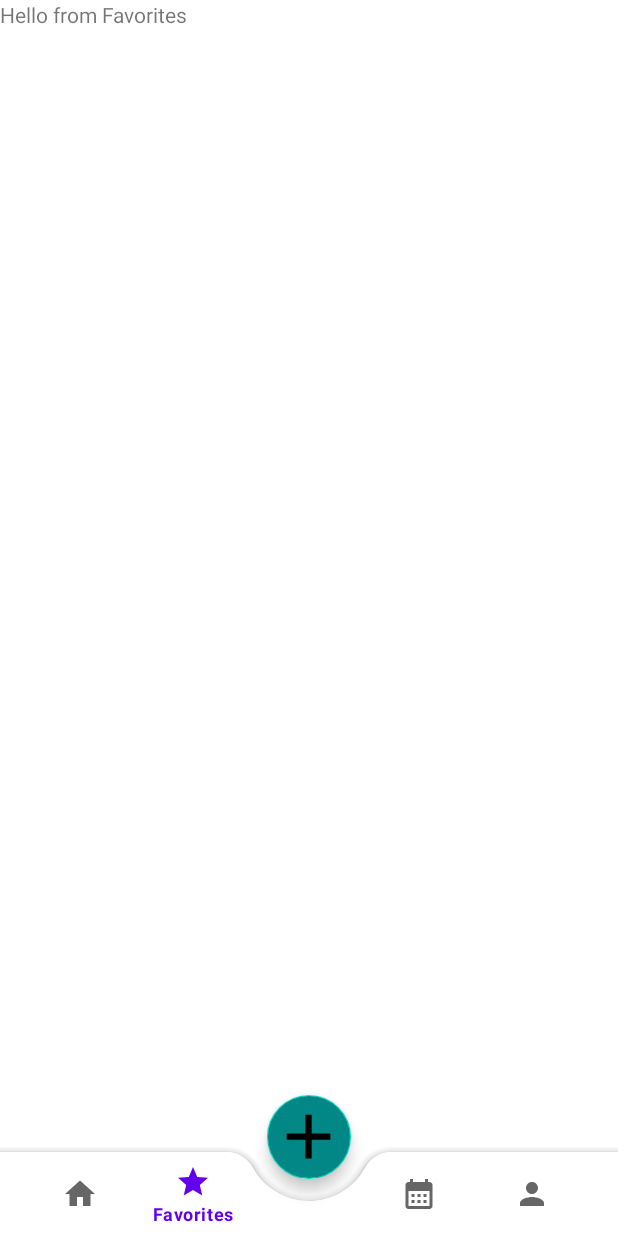
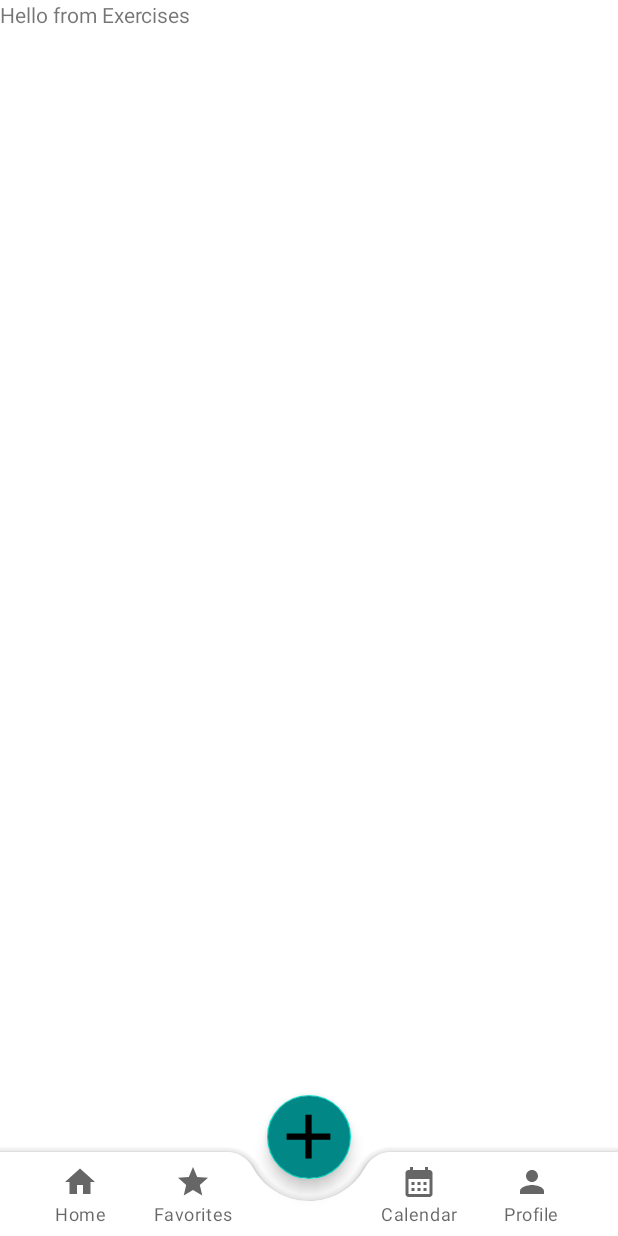
Before and after one commit to priyalpat721/T-rexercize, an Android app: the screen it shows after launch (HomeActivity), item 3 of the bottom bar chosen, on a phone screen of 412 x 824 dp. Run offline under Robolectric (Android 15) with nearby library versions, the phone set to English and light mode, and no system bars; our stand-ins replace navigation-ui.

Commit message:
The button works but is very glitchy. Any solutions are appreciated

```diff
--- a/app/src/main/java/edu/neu/madcourse/trexercize/HomeActivity.kt
+++ b/app/src/main/java/edu/neu/madcourse/trexercize/HomeActivity.kt
@@ -2,6 +2,7 @@ package edu.neu.madcourse.trexercize
 
 import android.os.Bundle
 import androidx.appcompat.app.AppCompatActivity
+import androidx.navigation.Navigation
 import androidx.navigation.fragment.NavHostFragment
 import androidx.navigation.ui.setupWithNavController
 import com.google.android.material.bottomnavigation.BottomNavigationView
@@ -20,7 +21,9 @@ class HomeActivity : AppCompatActivity() {
         bottomNavigation.background = null
         bottomNavigation?.setupWithNavController(navController)
 
-        val exercises = findViewById<FloatingActionButton>(R.id.exerciseFragment);
-
+        val exercises = findViewById<FloatingActionButton>(R.id.exerciseButton);
+        exercises.setOnClickListener {
+           Navigation.findNavController(this, R.id.homeFragment).navigate(R.id.exerciseFragment)
+        }
     }
 }
--- a/app/src/main/java/edu/neu/madcourse/trexercize/ui/fragments/CalendarFragment.kt
+++ b/app/src/main/java/edu/neu/madcourse/trexercize/ui/fragments/CalendarFragment.kt
@@ -4,4 +4,5 @@ import androidx.fragment.app.Fragment
 import edu.neu.madcourse.trexercize.R
 
 class CalendarFragment : Fragment(R.layout.fragment_calendar){
+
 }
--- a/app/src/main/res/layout/activity_home.xml
+++ b/app/src/main/res/layout/activity_home.xml
@@ -39,6 +39,7 @@
             android:id="@+id/bottom_navigation_bar"
             android:layout_width="match_parent"
             android:layout_height="match_parent"
+            app:labelVisibilityMode="labeled"
             app:menu="@menu/navigation_bar_menu"
             android:layout_marginEnd="20dp"
             android:background="@android:color/transparent"/>
@@ -46,7 +47,7 @@
     </com.google.android.material.bottomappbar.BottomAppBar>
 
     <com.google.android.material.floatingactionbutton.FloatingActionButton
-        android:id="@+id/exerciseFragment"
+        android:id="@+id/exerciseButton"
         android:layout_width="wrap_content"
         android:layout_height="wrap_content"
         android:contentDescription="@string/exercise"
--- a/app/src/main/res/menu/navigation_bar_menu.xml
+++ b/app/src/main/res/menu/navigation_bar_menu.xml
@@ -10,9 +10,9 @@
         android:icon="@drawable/ic_favorites"
         android:title="@string/favorites"/>
     <item
-        android:id="@+id/placeholder"
+        android:id="@+id/exerciseFragment"
         android:title=""
-        android:enabled="false"/>
+        android:visible="true"/>
     <item
         android:id="@+id/calendarFragment"
         android:icon="@drawable/ic_calendar"
```
